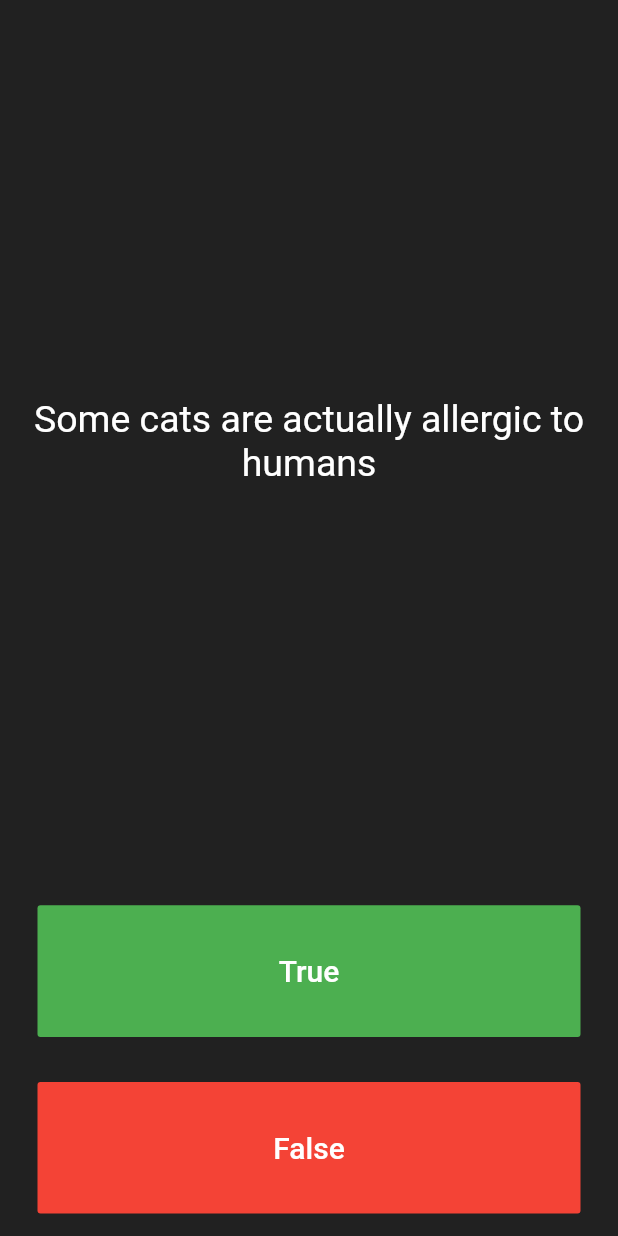
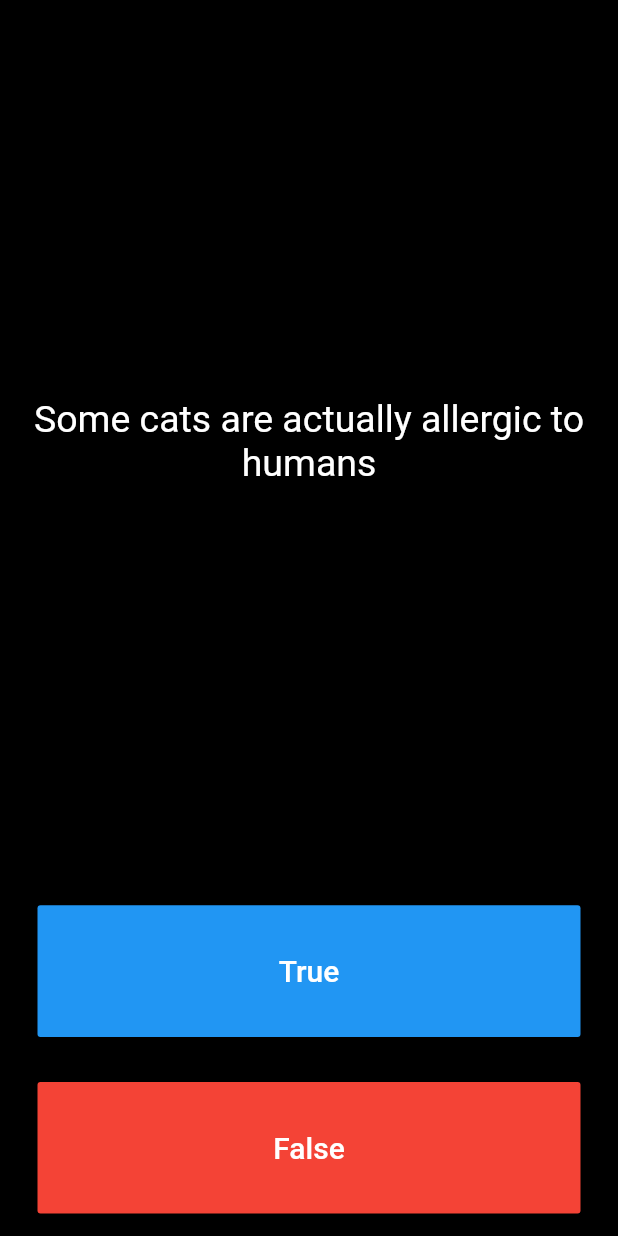
Before and after one commit to Asharulislam/Flutter-quizApp, a Flutter app: the screen it shows after launch, on a phone screen of 412 x 824 dp. Run offline on Flutter 3.47's test engine with Material 2 defaults, Android fonts, the phone set to English and light mode, and no system bars; our stand-ins replace rflutter_alert.

```diff
--- a/lib/main.dart
+++ b/lib/main.dart
@@ -11,7 +11,7 @@ class Quizzler extends StatelessWidget {
   Widget build(BuildContext context) {
     return MaterialApp(
       home: Scaffold(
-        backgroundColor: Colors.grey.shade900,
+        backgroundColor: Colors.black,
         body: SafeArea(
           child: Padding(
             padding: EdgeInsets.symmetric(horizontal: 10.0),
@@ -44,7 +44,6 @@ class _QuizPageState extends State<QuizPage> {
 
         quizBrain.reset();
         scoreKeeper = [];
-
       } else {
         if (userPickedAnswer == correctAnswer) {
           scoreKeeper.add(Icon(
@@ -89,7 +88,7 @@ class _QuizPageState extends State<QuizPage> {
             padding: EdgeInsets.all(15.0),
             child: FlatButton(
               textColor: Colors.white,
-              color: Colors.green,
+              color: Colors.blue,
               child: Text(
                 'True',
                 style: TextStyle(
```
Also changed, not shown: 2 other files.
